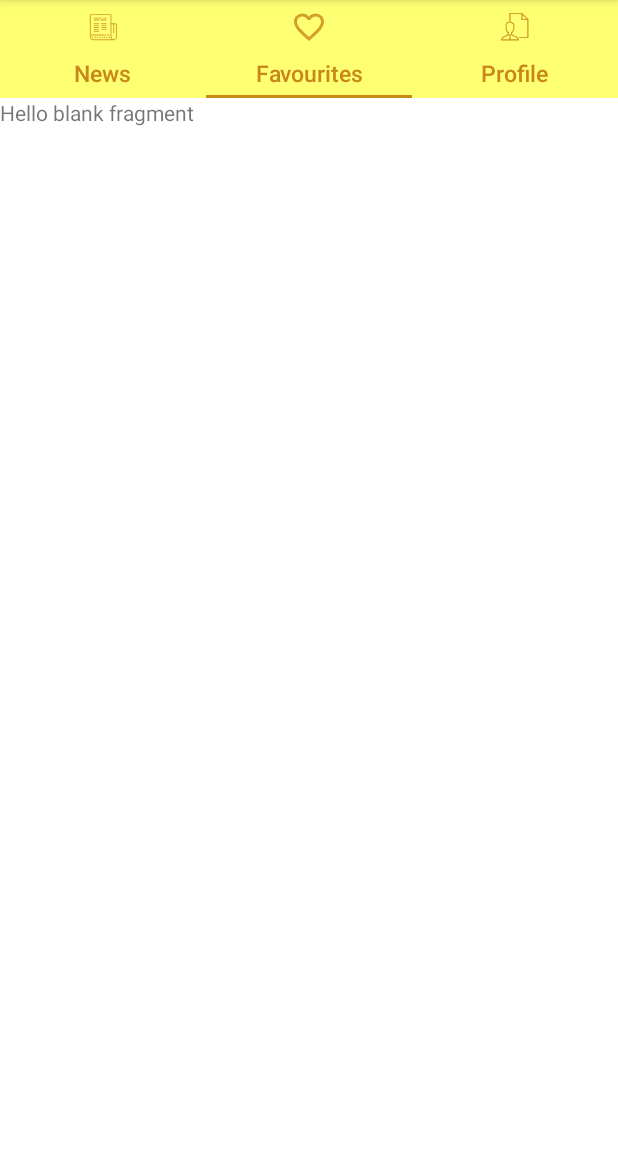
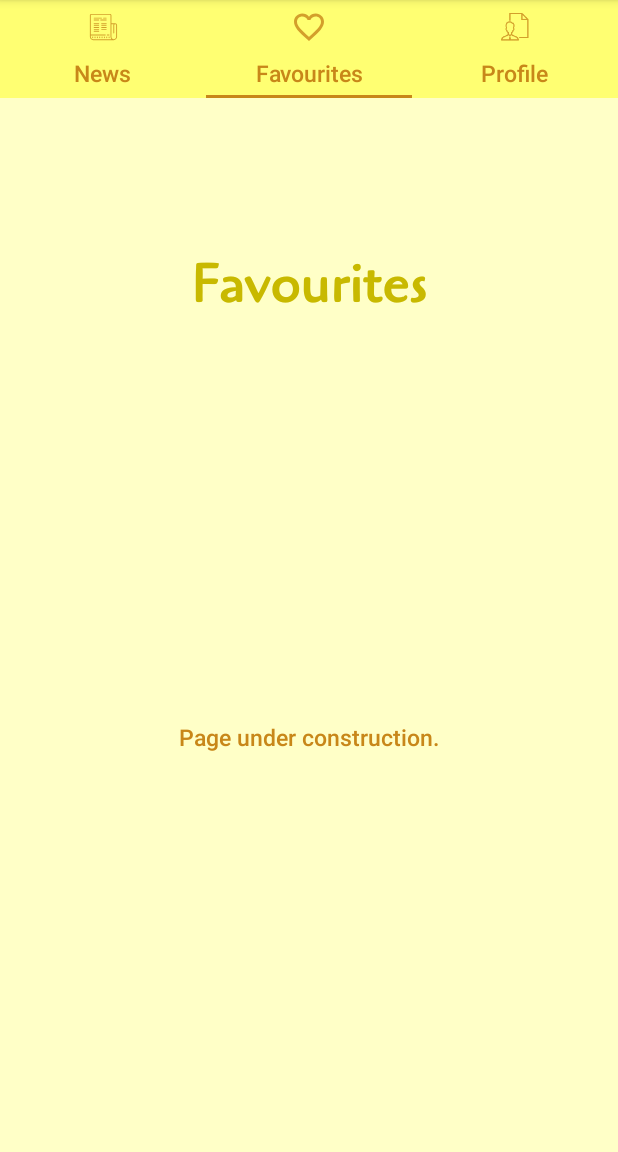
Before and after one commit to alinbabu2010/BitNews, an Android app: the DashboardActivity screen opened directly, with no data from a screen before it, tab 2 chosen, on a phone screen of 412 x 824 dp, the part 84-1236 px from its top. Run offline under Robolectric (Android 15) with nearby library versions, the phone set to English and light mode, and no system bars.

Commit message:
Adding sample views and strings to layout

```diff
--- a/app/src/main/res/layout/fragment_favourites.xml
+++ b/app/src/main/res/layout/fragment_favourites.xml
@@ -1,13 +1,36 @@
 <?xml version="1.0" encoding="utf-8"?>
-<FrameLayout xmlns:android="http://schemas.android.com/apk/res/android"
+<androidx.constraintlayout.widget.ConstraintLayout xmlns:android="http://schemas.android.com/apk/res/android"
+    xmlns:app="http://schemas.android.com/apk/res-auto"
     xmlns:tools="http://schemas.android.com/tools"
     android:layout_width="match_parent"
     android:layout_height="match_parent"
-    tools:context=".fragments.FavouritesFragment">
+    android:background="@color/background_color"
+    tools:context=".fragments.ProfileFragment"
+    tools:ignore="Overdraw">
 
     <TextView
-        android:layout_width="match_parent"
-        android:layout_height="match_parent"
-        android:text="@string/hello_blank_fragment" />
+        android:id="@+id/textView2"
+        android:layout_width="wrap_content"
+        android:layout_height="wrap_content"
+        android:layout_marginTop="100dp"
+        android:fontFamily="@font/cagliostro"
+        android:text="@string/favourites"
+        android:textColor="@color/primary_dark"
+        android:textSize="36sp"
+        android:textStyle="bold"
+        app:layout_constraintEnd_toEndOf="parent"
+        app:layout_constraintStart_toStartOf="parent"
+        app:layout_constraintTop_toTopOf="parent" />
 
-</FrameLayout>
+    <TextView
+        android:id="@+id/textView3"
+        style="@style/dashboard_text_style"
+        android:layout_width="wrap_content"
+        android:layout_height="wrap_content"
+        android:text="@string/page_under_construction"
+        app:layout_constraintBottom_toBottomOf="parent"
+        app:layout_constraintEnd_toEndOf="parent"
+        app:layout_constraintHorizontal_bias="0.5"
+        app:layout_constraintStart_toStartOf="parent"
+        app:layout_constraintTop_toBottomOf="@+id/textView2" />
+</androidx.constraintlayout.widget.ConstraintLayout>
--- a/app/src/main/res/values/strings.xml
+++ b/app/src/main/res/values/strings.xml
@@ -11,11 +11,10 @@
     <string name="logout_string">Logout</string>
     <string name="reset_password_string">Reset Password</string>
     <string name="email_text">Enter your email</string>
-    <!-- TODO: Remove or change this placeholder text -->
-    <string name="hello_blank_fragment">Hello blank fragment</string>
     <string name="news_image">News Image</string>
     <string name="like_button">like_button_image</string>
     <string name="share_button">share_button_image</string>
     <string name="favourites">Favourites</string>
     <string name="news">News</string>
+    <string name="page_under_construction">Page under construction.</string>
 </resources>
```
